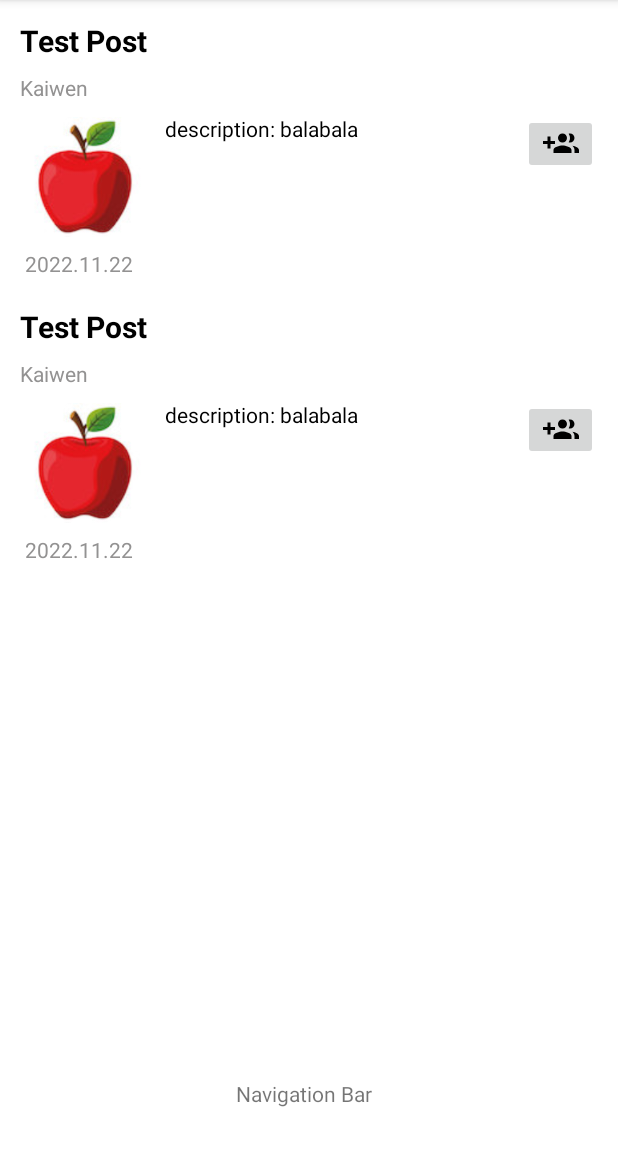
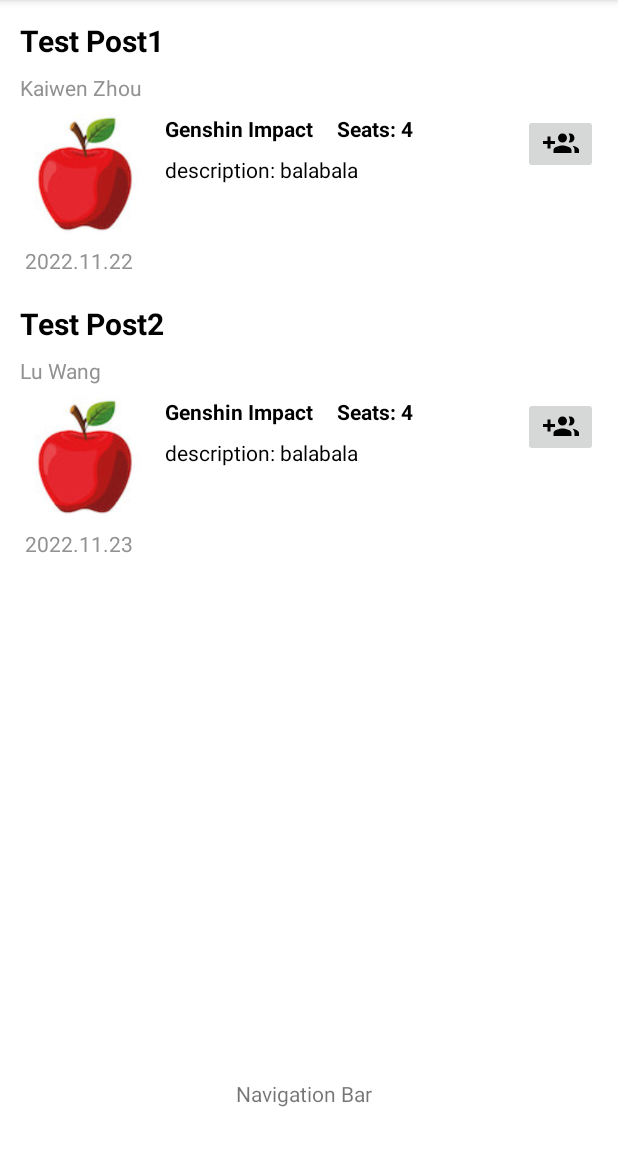
Before and after one commit to bxiao012/Team36, an Android app: the FinalProjectActivity screen opened directly, with no data from a screen before it, on a phone screen of 412 x 824 dp, the part 84-1236 px from its top. Run offline under Robolectric (Android 15) with nearby library versions, the phone set to English and light mode, and no system bars.

Commit message:
Add game and seats to the item_post

```diff
--- a/app/src/main/java/edu/northeastern/team36/FinalProject/FinalProjectActivity.java
+++ b/app/src/main/java/edu/northeastern/team36/FinalProject/FinalProjectActivity.java
@@ -25,10 +25,10 @@ public class FinalProjectActivity extends AppCompatActivity {
 
         username = getIntent().getStringExtra("username");
         postArrayList = new ArrayList<>();
-        Post testPost = new Post("postID", "Kaiwen", "description: balabala", "Test Post"
+        Post testPost = new Post("postID", "Kaiwen Zhou", "description: balabala", "Test Post1"
         , "Genshin Impact", "2022.11.22", 4);
-        Post testPost1 = new Post("postID", "Kaiwen", "description: balabala", "Test Post"
-                , "Genshin Impact", "2022.11.22", 4);
+        Post testPost1 = new Post("postID", "Lu Wang", "description: balabala", "Test Post2"
+                , "Genshin Impact", "2022.11.23", 4);
         postArrayList.add(testPost);
         postArrayList.add(testPost1);
         postRecyclerView = findViewById(R.id.recyclerViewPosts);
--- a/app/src/main/java/edu/northeastern/team36/FinalProject/PostAdapter.java
+++ b/app/src/main/java/edu/northeastern/team36/FinalProject/PostAdapter.java
@@ -36,6 +36,8 @@ public class PostAdapter extends RecyclerView.Adapter<PostViewHolder> {
         holder.titleTv.setText(currPost.getTitle());
         holder.postAuthorTv.setText(currPost.getAuthorName());
         holder.postTimeTv.setText(currPost.getTime());
+        holder.gameTv.setText(currPost.getGame());
+        holder.seatTv.setText("Seats: " + currPost.getSeats());
         holder.descriptionTv.setText(currPost.getDescription());
         holder.imageIv.setImageResource(R.drawable.apple);
 
--- a/app/src/main/java/edu/northeastern/team36/FinalProject/PostViewHolder.java
+++ b/app/src/main/java/edu/northeastern/team36/FinalProject/PostViewHolder.java
@@ -13,8 +13,8 @@ import edu.northeastern.team36.R;
 
 public class PostViewHolder extends RecyclerView.ViewHolder {
 
-    public ImageButton detailBtn, applyBtn;
-    public TextView titleTv, postTimeTv, postAuthorTv, descriptionTv;
+    public ImageButton applyBtn;
+    public TextView titleTv, postTimeTv, postAuthorTv, descriptionTv, gameTv, seatTv;
     public ImageView imageIv;
 
     public PostViewHolder(@NonNull View itemView) {
@@ -24,6 +24,8 @@ public class PostViewHolder extends RecyclerView.ViewHolder {
         this.titleTv = itemView.findViewById(R.id.titleTv);
         this.postTimeTv = itemView.findViewById(R.id.postTimeTv);
         this.postAuthorTv = itemView.findViewById(R.id.postAuthorTv);
+        this.gameTv = itemView.findViewById(R.id.gameTv);
+        this.seatTv = itemView.findViewById(R.id.seatTv);
         this.descriptionTv = itemView.findViewById(R.id.descriptionTv);
         this.imageIv = itemView.findViewById(R.id.imageIv);
     }
--- a/app/src/main/res/layout/item_post.xml
+++ b/app/src/main/res/layout/item_post.xml
@@ -63,7 +63,7 @@
         android:layout_below="@+id/postAuthorTv"
         android:layout_alignStart="@+id/postAuthorTv"
         android:layout_marginStart="3dp"
-        android:layout_marginTop="10dp"
+        android:layout_marginTop="8dp"
         android:layout_marginEnd="5dp"
         android:adjustViewBounds="true"
         android:scaleType="centerCrop"
@@ -73,7 +73,7 @@
         android:id="@+id/descriptionTv"
         android:layout_width="wrap_content"
         android:layout_height="wrap_content"
-        android:layout_below="@+id/postAuthorTv"
+        android:layout_below="@+id/gameTv"
         android:layout_marginStart="8dp"
         android:layout_marginTop="8dp"
         android:layout_marginEnd="8dp"
@@ -83,6 +83,30 @@
         android:maxLines="2"
         android:text="Please add more information here"
         android:textColor="@color/black" />
+
+    <TextView
+        android:id="@+id/gameTv"
+        android:layout_width="wrap_content"
+        android:layout_height="wrap_content"
+        android:layout_below="@+id/postAuthorTv"
+        android:textStyle="bold"
+        android:textColor="@color/black"
+        android:layout_marginStart="8dp"
+        android:layout_marginTop="8dp"
+        android:layout_toEndOf="@+id/imageIv"
+        android:text="Game Name" />
+
+    <TextView
+        android:id="@+id/seatTv"
+        android:layout_width="wrap_content"
+        android:layout_height="wrap_content"
+        android:layout_below="@+id/postAuthorTv"
+        android:layout_marginStart="16dp"
+        android:textStyle="bold"
+        android:textColor="@color/black"
+        android:layout_marginTop="8dp"
+        android:layout_toEndOf="@+id/gameTv"
+        android:text="Seats: 4" />
 
     <ImageButton
         android:id="@+id/applyBtn"
```
